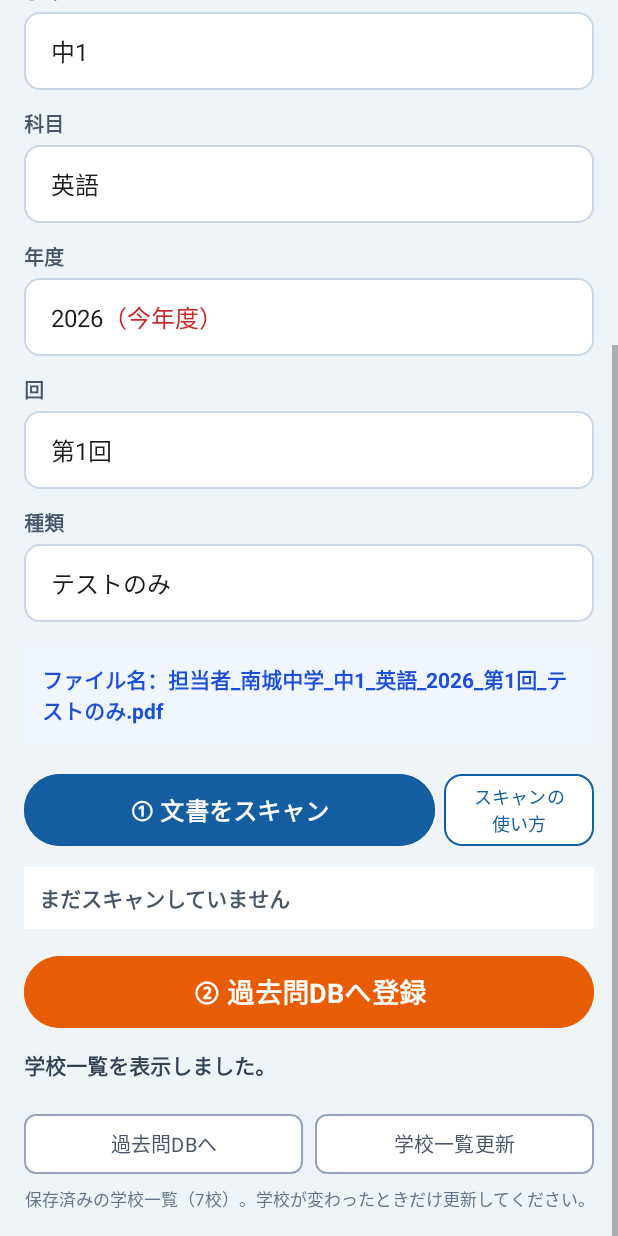
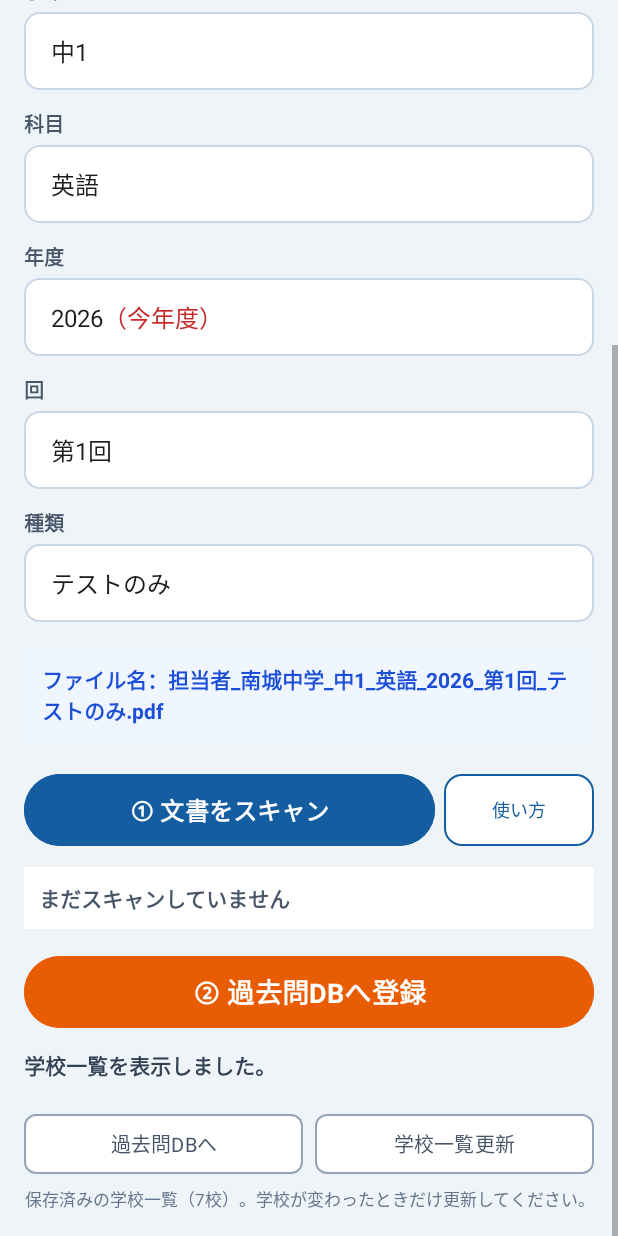
Before and after one commit to stepkobetsu-hub/seiseki-kanri, an Android app: the screen it shows after launch (MainActivity), scrolled down 318 dp, on a phone screen of 412 x 824 dp. Run offline under Robolectric (Android 15) with nearby library versions, the phone set to English and light mode, and no system bars; libraries missing offline, so code that uses them is left out: com.google.mlkit.vision.

Commit message:
Shorten scan help button label to 使い方

```diff
--- a/android-past-exam-scanner/app/src/main/res/layout/activity_main.xml
+++ b/android-past-exam-scanner/app/src/main/res/layout/activity_main.xml
@@ -125,7 +125,7 @@
                 android:minWidth="100dp"
                 android:maxWidth="126dp"
                 android:minHeight="48dp"
-                android:text="スキャンの\n使い方"
+                android:text="使い方"
                 android:textAllCaps="false"
                 android:textSize="12sp"
                 android:textColor="#145DA0"
```
